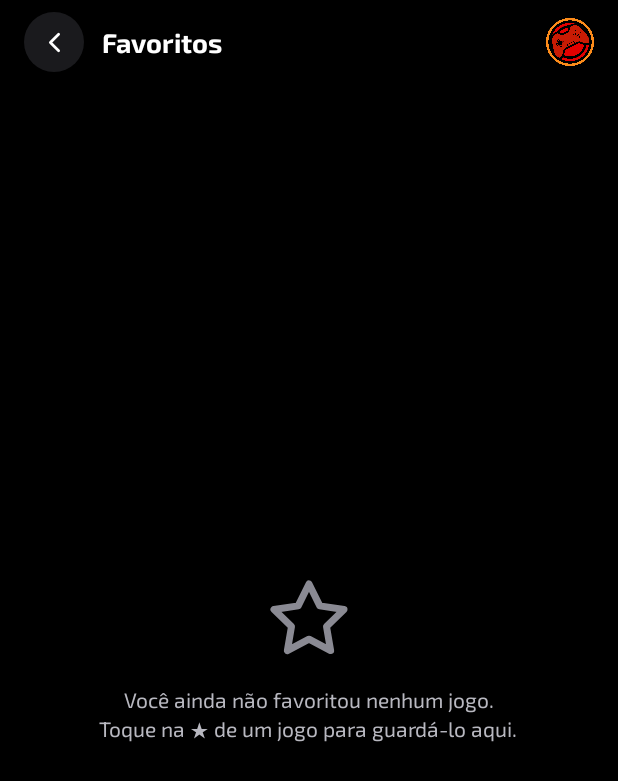
After one commit to jwaoluckas/GameHunter, an Android app: the FavoritosActivity screen opened directly, with no data from a screen before it, on a phone screen of 412 x 824 dp. The commit adds this screen. Shown: the top 781 px of the screen. Run offline under Robolectric (Android 15) with nearby library versions, the phone set to English and light mode, and no system bars; our stand-ins replace Firebase (no records; nobody signed in at launch, a user with empty details on screens opened directly); pictures from the network do not load.

Commit message:
feat: adiciona favoritos com Firestore, estrela no modal do jogo e tela Favoritos.

```diff
--- a/app/src/main/AndroidManifest.xml
+++ b/app/src/main/AndroidManifest.xml
@@ -70,6 +70,11 @@
             android:name=".ConfiguracoesActivity"
             android:exported="false"
             android:windowSoftInputMode="adjustResize" />
+
+        <!-- Tela de Favoritos (aberta pelo menu de perfil): jogos favoritados pelo usuário -->
+        <activity
+            android:name=".FavoritosActivity"
+            android:exported="false" />
     </application>
 
 </manifest>
--- /dev/null
+++ b/app/src/main/java/soares/lucas/joao/com/example/gamehunter/FavoritosActivity.kt
@@ -0,0 +1,92 @@
+package soares.lucas.joao.com.example.gamehunter
+
+import android.os.Bundle
+import android.view.View
+import android.widget.Toast
+import androidx.appcompat.app.AppCompatActivity
+import androidx.recyclerview.widget.GridLayoutManager
+import soares.lucas.joao.com.example.gamehunter.adaptadores.JogoAdapter
+import soares.lucas.joao.com.example.gamehunter.dados.RepositorioFavoritos
+import soares.lucas.joao.com.example.gamehunter.databinding.ActivityFavoritosBinding
+import soares.lucas.joao.com.example.gamehunter.modais.ModalCompararMoedas
+import soares.lucas.joao.com.example.gamehunter.modais.ModalJogo
+import soares.lucas.joao.com.example.gamehunter.modelo.Jogo
+
+// Tela de FAVORITOS, aberta pelo menu de perfil. Lista, em uma grade de 2 colunas com
+// o mesmo card das outras telas, os jogos que o usuário logado favoritou na estrela
+// do modal do jogo. Os dados vêm do Firestore (RepositorioFavoritos)
+class FavoritosActivity : AppCompatActivity() {
+
+    companion object {
+        private const val COLUNAS = 2
+    }
+
+    private lateinit var binding: ActivityFavoritosBinding
+    private lateinit var jogoAdapter: JogoAdapter
+    private val favoritos = RepositorioFavoritos()
+
+    // Cria a tela, configura o voltar e a grade e começa mostrando o carregamento
+    override fun onCreate(savedInstanceState: Bundle?) {
+        super.onCreate(savedInstanceState)
+        binding = ActivityFavoritosBinding.inflate(layoutInflater)
+        setContentView(binding.root)
+
+        binding.btnVoltar.setOnClickListener { finish() }
+        configurarGrade()
+        mostrarCarregando()
+    }
+
+    // A lista é observada em tempo real enquanto a tela está visível: o Firestore chama
+    // mostrarFavoritos de novo a cada mudança. Assim, se o usuário desfavoritar um jogo
+    // pelo modal, o card some da grade sem precisar recarregar a tela.
+    // O "ouvinte" é removido sozinho no onStop, por isso é criado aqui no onStart.
+    // Sem usuário logado (sessão expirada), avisa e fecha a tela
+    override fun onStart() {
+        super.onStart()
+        val registro = favoritos.observar(
+            this,
+            aoReceber = { jogos -> mostrarFavoritos(jogos) },
+            aoFalhar = {
+                binding.progressoFavoritos.visibility = View.GONE
+                Toast.makeText(this, R.string.erro_favoritos_carregar, Toast.LENGTH_SHORT).show()
+            }
+        )
+
+        if (registro == null) {
+            Toast.makeText(this, R.string.erro_favoritos_carregar, Toast.LENGTH_SHORT).show()
+            finish()
+        }
+    }
+
+    // Grade de 2 colunas reaproveitando o JogoAdapter (emGrade = true), como na tela de
+    // Resultado de pesquisas. Tocar no card abre o mesmo modal do jogo, onde fica a estrela
+    private fun configurarGrade() {
+        jogoAdapter = JogoAdapter(
+            jogos = emptyList(),
+            aoClicarNoJogo = { jogo -> ModalJogo(this, jogo).exibir() },
+            aoClicarEmCompararMoedas = { jogo -> ModalCompararMoedas(this, jogo).exibir() },
+            emGrade = true
+        )
+        binding.rvFavoritos.layoutManager = GridLayoutManager(this, COLUNAS)
+        binding.rvFavoritos.adapter = jogoAdapter
+    }
+
+    private fun mostrarCarregando() {
+        binding.progressoFavoritos.visibility = View.VISIBLE
+        binding.rvFavoritos.visibility = View.GONE
+        binding.estadoVazio.visibility = View.GONE
+        binding.txtSubtitulo.visibility = View.GONE
+    }
+
+    // Esconde o carregamento e mostra a grade (com o texto de apoio) ou, se a lista
+    // estiver vazia, a mensagem com a estrela vazia
+    private fun mostrarFavoritos(jogos: List<Jogo>) {
+        jogoAdapter.atualizarJogos(jogos)
+
+        val vazio = jogos.isEmpty()
+        binding.progressoFavoritos.visibility = View.GONE
+        binding.rvFavoritos.visibility = if (vazio) View.GONE else View.VISIBLE
+        binding.txtSubtitulo.visibility = if (vazio) View.GONE else View.VISIBLE
+        binding.estadoVazio.visibility = if (vazio) View.VISIBLE else View.GONE
+    }
+}
--- /dev/null
+++ b/app/src/main/res/drawable/ic_estrela_vazia.xml
@@ -0,0 +1,18 @@
+<?xml version="1.0" encoding="utf-8"?>
+<!-- Estrela VAZIA (só o contorno branco) do botão de favoritar no modal do jogo: indica
+     que o jogo ainda não está nos favoritos. Também é usada, maior e acinzentada (tint),
+     no estado vazio da tela Favoritos.
+     Vector Drawable convertido do SVG "Estrela vazia" do Figma do projeto -->
+<vector xmlns:android="http://schemas.android.com/apk/res/android"
+    android:width="18dp"
+    android:height="18dp"
+    android:viewportWidth="18"
+    android:viewportHeight="18">
+
+    <path
+        android:pathData="M9 1.5L11.3175 6.195L16.5 6.9525L12.75 10.605L13.635 15.765L9 13.3275L4.365 15.765L5.25 10.605L1.5 6.9525L6.6825 6.195L9 1.5Z"
+        android:strokeWidth="1.5"
+        android:strokeColor="@color/gh_texto_primario"
+        android:strokeLineCap="round"
+        android:strokeLineJoin="round" />
+</vector>
--- /dev/null
+++ b/app/src/main/res/layout/activity_favoritos.xml
@@ -0,0 +1,121 @@
+<?xml version="1.0" encoding="utf-8"?>
+<!-- Layout da tela FAVORITOS (usado pela FavoritosActivity), seguindo o frame do Figma:
+     barra superior (voltar + título + logo, igual à de Configurações), um texto de
+     apoio e a grade de cards em 2 colunas (igual à de Resultado de pesquisas).
+     fitsSystemWindows="true": evita que o conteúdo fique por baixo da barra de status -->
+<LinearLayout xmlns:android="http://schemas.android.com/apk/res/android"
+    xmlns:app="http://schemas.android.com/apk/res-auto"
+    android:layout_width="match_parent"
+    android:layout_height="match_parent"
+    android:background="@color/gh_fundo"
+    android:fitsSystemWindows="true"
+    android:orientation="vertical">
+
+    <!-- ===== BARRA SUPERIOR: botão voltar + título + ícone da logo ===== -->
+    <LinearLayout
+        android:layout_width="match_parent"
+        android:layout_height="56dp"
+        android:gravity="center_vertical"
+        android:orientation="horizontal"
+        android:paddingHorizontal="16dp">
+
+        <ImageView
+            android:id="@+id/btnVoltar"
+            android:layout_width="40dp"
+            android:layout_height="40dp"
+            android:background="@drawable/bg_botao_voltar"
+            android:contentDescription="@string/desc_voltar"
+            android:scaleType="center"
+            android:src="@drawable/ic_voltar" />
+
+        <TextView
+            android:layout_width="0dp"
+            android:layout_height="wrap_content"
+            android:layout_marginStart="12dp"
+            android:layout_weight="1"
+            android:text="@string/menu_favoritos"
+            android:textColor="@color/gh_texto_primario"
+            android:textSize="18sp"
+            android:textStyle="bold" />
+
+        <ImageView
+            android:layout_width="32dp"
+            android:layout_height="32dp"
+            android:layout_marginStart="12dp"
+            android:contentDescription="@string/desc_logo"
+            android:scaleType="fitCenter"
+            android:src="@drawable/logo_gamehunter_icone" />
+    </LinearLayout>
+
+    <!-- Texto de apoio abaixo da barra (visível só quando há favoritos) -->
+    <TextView
+        android:id="@+id/txtSubtitulo"
+        android:layout_width="match_parent"
+        android:layout_height="wrap_content"
+        android:paddingHorizontal="16dp"
+        android:paddingTop="8dp"
+        android:text="@string/favoritos_subtitulo"
+        android:textColor="@color/gh_texto_secundario"
+        android:textSize="14sp"
+        android:visibility="gone" />
+
+    <!-- ===== CONTEÚDO =====
+         FrameLayout empilha a grade, o indicador de carregamento e o estado vazio
+         (só um aparece por vez). A grade usa os mesmos espaçamentos da tela de Resultado
+         de pesquisas: paddingEnd de 4dp + margem de 12dp à direita de cada card = 16dp -->
+    <FrameLayout
+        android:layout_width="match_parent"
+        android:layout_height="0dp"
+        android:layout_weight="1">
+
+        <androidx.recyclerview.widget.RecyclerView
+            android:id="@+id/rvFavoritos"
+            android:layout_width="match_parent"
+            android:layout_height="match_parent"
+            android:clipChildren="false"
+            android:clipToPadding="false"
+            android:paddingStart="16dp"
+            android:paddingTop="16dp"
+            android:paddingEnd="4dp"
+            android:paddingBottom="32dp"
+            android:visibility="gone" />
+
+        <!-- Carregamento: círculo girando na cor laranja da marca -->
+        <ProgressBar
+            android:id="@+id/progressoFavoritos"
+            android:layout_width="40dp"
+            android:layout_height="40dp"
+            android:layout_gravity="center"
+            android:indeterminateTint="@color/gh_laranja" />
+
+        <!-- Estado vazio: estrela em contorno (acinzentada pelo tint) + mensagem -->
+        <LinearLayout
+            android:id="@+id/estadoVazio"
+            android:layout_width="match_parent"
+            android:layout_height="wrap_content"
+            android:layout_gravity="center"
+            android:gravity="center_horizontal"
+            android:orientation="vertical"
+            android:padding="32dp"
+            android:visibility="gone">
+
+            <ImageView
+                android:layout_width="56dp"
+                android:layout_height="56dp"
+                android:contentDescription="@null"
+                android:importantForAccessibility="no"
+                android:src="@drawable/ic_estrela_vazia"
+                app:tint="@color/gh_texto_apagado" />
+
+            <TextView
+                android:layout_width="wrap_content"
+                android:layout_height="wrap_content"
+                android:layout_marginTop="16dp"
+                android:gravity="center"
+                android:lineSpacingExtra="2dp"
+                android:text="@string/favoritos_vazio"
+                android:textColor="@color/gh_texto_secundario"
+                android:textSize="14sp" />
+        </LinearLayout>
+    </FrameLayout>
+</LinearLayout>
--- a/app/src/main/res/values/strings.xml
+++ b/app/src/main/res/values/strings.xml
@@ -102,6 +102,7 @@
 
     <!-- Menu de perfil -->
     <string name="menu_configuracoes">Configurações</string>
+    <string name="menu_favoritos">Favoritos</string>
     <string name="menu_sair">Sair</string>
     <!-- Nome exibido enquanto o usuário ainda não informou o nome -->
     <string name="usuario_padrao">Jogador</string>
@@ -154,6 +155,15 @@
     <string name="oferta_menor_preco">Menor preço · %1$s</string>
     <string name="desc_ir_loja">Abrir a oferta na loja %1$s</string>
     <string name="erro_abrir_link">Nenhum navegador encontrado para abrir a loja.</string>
+
+    <!-- Favoritos: estrela do modal do jogo (descrições lidas pelo leitor de tela dizem
+         o que o toque vai fazer), tela Favoritos e mensagens de erro do Firestore -->
+    <string name="desc_adicionar_favorito">Adicionar aos favoritos</string>
+    <string name="desc_remover_favorito">Remover dos favoritos</string>
+    <string name="favoritos_subtitulo">Os jogos que você favoritar na ★ do modal aparecem aqui.</string>
+    <string name="favoritos_vazio">Você ainda não favoritou nenhum jogo.\nToque na ★ de um jogo para guardá-lo aqui.</string>
+    <string name="erro_favoritos_carregar">Não foi possível carregar os favoritos. Verifique a internet.</string>
+    <string name="erro_favoritos_salvar">Não foi possível atualizar os favoritos. Tente novamente.</string>
 
     <!-- Modal de comparar moedas -->
     <string name="moedas_subtitulo">Escolha em quais moedas ver o preço</string>
```
Also changed, not shown: app/src/main/java/soares/lucas/joao/com/example/gamehunter/PrincipalActivity.kt (+9 -3 lines), app/src/main/java/soares/lucas/joao/com/example/gamehunter/dados/RepositorioFavoritos.kt (added, +171 -0 lines), app/src/main/java/soares/lucas/joao/com/example/gamehunter/modais/ModalJogo.kt (+61 -0 lines), app/src/main/res/drawable/bg_botao_favoritar.xml (added, +8 -0 lines), app/src/main/res/drawable/ic_estrela_preenchida.xml (added, +18 -0 lines), app/src/main/res/drawable/ic_favoritos.xml (added, +17 -0 lines), app/src/main/res/layout/dialog_menu_perfil.xml (+29 -0 lines), app/src/main/res/layout/modal_jogo.xml (+17 -0 lines).
